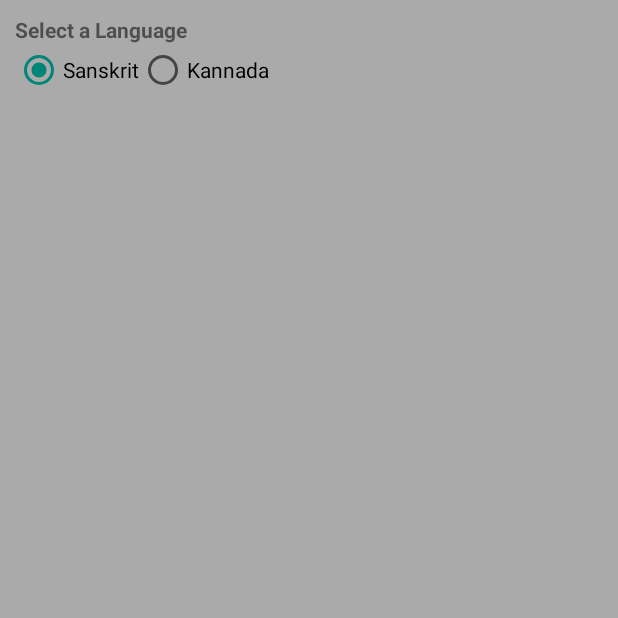
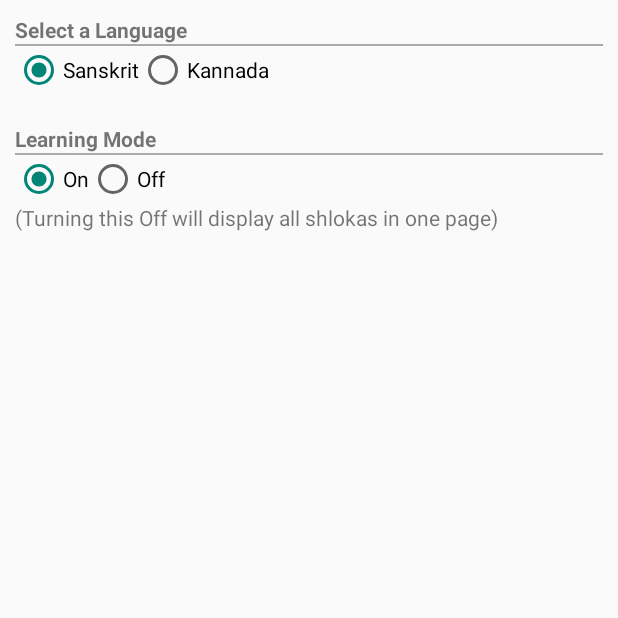
Before and after one commit to varuntayur/DwadashaStotra, an Android app: the SettingsActivity screen opened directly, with no data from a screen before it, on a phone screen of 412 x 824 dp, the top half of it. Run offline under Robolectric (Android 15) with nearby library versions, the phone set to English and light mode, and no system bars.

Commit message:
framework for learning mode

```diff
--- a/app/src/main/java/com/vtayur/dwadashastotra/data/DataProvider.java
+++ b/app/src/main/java/com/vtayur/dwadashastotra/data/DataProvider.java
@@ -26,7 +26,7 @@
 
     public static final String PREFS_NAME = "DwadashaStotra";
     public static final String SHLOKA_DISP_LANGUAGE = "localLanguage";
-    public static final String AUTO_SCROLL_SHLOKA = "autoScrollShloka";
+    public static final String LEARNING_MODE = "learningMode";
 
     private static Map<String, DwadashaStotra> lang2DwadashaStotra = new ConcurrentHashMap<String, DwadashaStotra>();
 
--- a/app/src/main/java/com/vtayur/dwadashastotra/detail/settings/SettingsActivity.java
+++ b/app/src/main/java/com/vtayur/dwadashastotra/detail/settings/SettingsActivity.java
@@ -10,6 +10,7 @@
 import com.vtayur.dwadashastotra.R;
 import com.vtayur.dwadashastotra.data.DataProvider;
 import com.vtayur.dwadashastotra.data.Language;
+import com.vtayur.dwadashastotra.data.YesNo;
 
 /**
  * Created by vtayur on 9/30/2014.
@@ -42,6 +43,23 @@
             }
         });
 
+        final RadioGroup radioGrpLearnModeSelector = (RadioGroup) findViewById(R.id.learning_mode_selector);
+
+        radioGrpLearnModeSelector.setOnCheckedChangeListener(new RadioGroup.OnCheckedChangeListener() {
+            @Override
+            public void onCheckedChanged(RadioGroup group, int checkedId) {
+
+                SharedPreferences settings = getSharedPreferences(DataProvider.PREFS_NAME, 0);
+                SharedPreferences.Editor editor = settings.edit();
+                RadioButton rb = (RadioButton) findViewById(radioGrpLangSelector.getCheckedRadioButtonId());
+                editor.putString(DataProvider.LEARNING_MODE, YesNo.getYesNoEnum(rb.getText().toString()).toString());
+
+                editor.commit();
+
+                Log.d(TAG, "setOnCheckedChangeListener - Learning Mode settings saved - " + getSharedPreferences(DataProvider.PREFS_NAME, 0).getString(DataProvider.LEARNING_MODE, ""));
+            }
+        });
+
     }
 
     @Override
@@ -50,8 +68,12 @@
 
         SharedPreferences settings = getSharedPreferences(DataProvider.PREFS_NAME, 0);
         String savedLocalLang = settings.getString(DataProvider.SHLOKA_DISP_LANGUAGE, "");
+        String learningMode = settings.getString(DataProvider.LEARNING_MODE, "");
         if (savedLocalLang.isEmpty()) {
             Log.d(TAG, "Language settings are not set - will set to sanskrit and continue");
+        }
+        if (learningMode.isEmpty()) {
+            Log.d(TAG, "Learning mode settings are not set - will set to Yes and continue");
         }
         RadioButton rbSanskrit = (RadioButton) findViewById(R.id.language_sanskrit);
         RadioButton rbKannada = (RadioButton) findViewById(R.id.language_kannada);
@@ -61,6 +83,15 @@
             rbKannada.setChecked(true);
         }
 
-        Log.d(TAG, "Language settings are restored - " + getSharedPreferences(DataProvider.PREFS_NAME, 0).getString(DataProvider.SHLOKA_DISP_LANGUAGE, ""));
+        RadioButton rbLearnModeYes = (RadioButton) findViewById(R.id.learn_mode_yes);
+        RadioButton rbLearnModeNo = (RadioButton) findViewById(R.id.learn_mode_no);
+        if (YesNo.getYesNoEnum(learningMode).equals(YesNo.yes)) {
+            rbLearnModeYes.setChecked(true);
+        } else {
+            rbLearnModeNo.setChecked(true);
+        }
+
+        Log.d(TAG, "Settings are restored for Language - " + getSharedPreferences(DataProvider.PREFS_NAME, 0).getString(DataProvider.SHLOKA_DISP_LANGUAGE, ""));
+        Log.d(TAG, "Settings are restored for Learning mode - " + getSharedPreferences(DataProvider.PREFS_NAME, 0).getString(DataProvider.LEARNING_MODE, ""));
     }
 }
--- a/app/src/main/java/com/vtayur/dwadashastotra/detail/stotra/StotraBrowseActivity.java
+++ b/app/src/main/java/com/vtayur/dwadashastotra/detail/stotra/StotraSlideBrowseActivity.java
@@ -48,7 +48,7 @@
  *
  * @see StotraPageFragment
  */
-public class StotraBrowseActivity extends FragmentActivity {
+public class StotraSlideBrowseActivity extends FragmentActivity {
 
     private static String TAG = "ShlokaSlideActivity";
 
--- a/app/src/main/res/layout/settings.xml
+++ b/app/src/main/res/layout/settings.xml
@@ -5,7 +5,7 @@
               android:orientation="vertical"
               android:layout_width="match_parent"
               android:layout_height="match_parent"
-              android:background="@android:color/darker_gray">
+              android:background="@android:color/transparent">
 
     <LinearLayout
         android:orientation="vertical"
@@ -45,42 +45,49 @@
         </RadioGroup>
     </LinearLayout>
 
-    <!--<LinearLayout-->
-        <!--android:orientation="vertical"-->
-        <!--android:layout_width="match_parent"-->
-        <!--android:layout_height="wrap_content"-->
-        <!--android:padding="10dp">-->
+    <LinearLayout
+        android:orientation="vertical"
+        android:layout_width="match_parent"
+        android:layout_height="wrap_content"
+        android:padding="10dp">
 
-        <!--<TextView-->
-            <!--android:id="@+id/autoscroll"-->
-            <!--android:layout_width="wrap_content"-->
-            <!--android:layout_height="wrap_content"-->
-            <!--android:text="Auto Scroll Shloka"-->
-            <!--android:textStyle="bold"/>-->
+        <TextView
+            android:id="@+id/learningMode"
+            android:layout_width="wrap_content"
+            android:layout_height="wrap_content"
+            android:text="Learning Mode"
+            android:textStyle="bold"/>
 
-        <!--<View-->
-            <!--android:layout_width="fill_parent"-->
-            <!--android:layout_height="1dp"-->
-            <!--android:background="@android:color/darker_gray"/>-->
+        <View
+            android:layout_width="fill_parent"
+            android:layout_height="1dp"
+            android:background="@android:color/darker_gray"/>
 
-        <!--<RadioGroup-->
-            <!--android:orientation="horizontal"-->
-            <!--android:layout_width="fill_parent"-->
-            <!--android:layout_height="fill_parent" android:id="@+id/auto_scroll_selector">-->
+        <RadioGroup
+            android:orientation="horizontal"
+            android:layout_width="fill_parent"
+            android:layout_height="fill_parent" android:id="@+id/learning_mode_selector">
 
-            <!--<RadioButton-->
-                <!--android:id="@+id/auto_scroll_yes"-->
-                <!--android:layout_width="wrap_content"-->
-                <!--android:layout_height="wrap_content"-->
-                <!--android:checked="true"-->
-                <!--android:text="Yes"/>-->
+            <RadioButton
+                android:id="@+id/learn_mode_yes"
+                android:layout_width="wrap_content"
+                android:layout_height="wrap_content"
+                android:checked="true"
+                android:text="On"/>
 
-            <!--<RadioButton-->
-                <!--android:id="@+id/auto_scroll_no"-->
-                <!--android:layout_width="wrap_content"-->
-                <!--android:layout_height="wrap_content"-->
-                <!--android:text="No"/>-->
-        <!--</RadioGroup>-->
-    <!--</LinearLayout>-->
+            <RadioButton
+                android:id="@+id/learn_mode_no"
+                android:layout_width="wrap_content"
+                android:layout_height="wrap_content"
+                android:text="Off"/>
+        </RadioGroup>
+
+        <TextView
+            android:id="@+id/hint"
+            android:layout_width="wrap_content"
+            android:layout_height="wrap_content"
+            android:text="(Turning this Off will display all shlokas in one page)"
+            android:textStyle=""/>
+    </LinearLayout>
 
 </LinearLayout>
```
Also changed, not shown: app/src/main/AndroidManifest.xml (+12 -1 lines), app/src/main/java/com/vtayur/dwadashastotra/data/DwadashaStotraMenu.java (+13 -3 lines), app/src/main/java/com/vtayur/dwadashastotra/detail/home/HomeActivity.java (+4 -4 lines), app/src/main/java/com/vtayur/dwadashastotra/detail/stotra/StotraInOnePageActivity.java (added, +166 -0 lines), app/src/main/res/layout/stotra_one_page.xml (added, +8 -0 lines).
